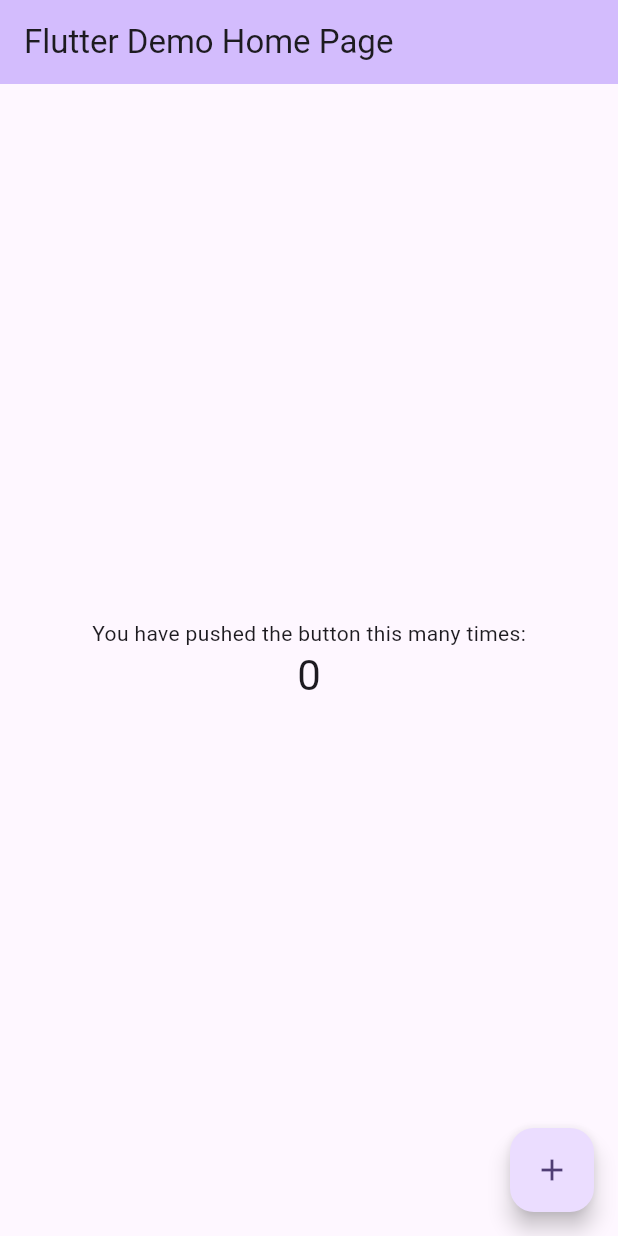
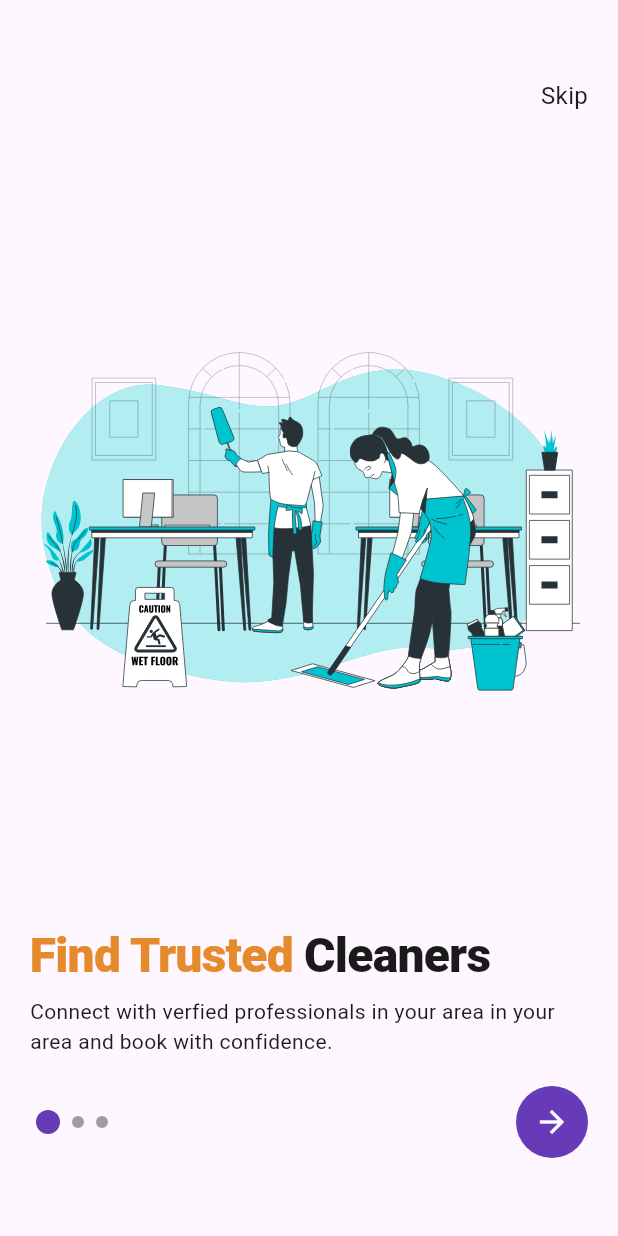
Before and after one commit to MillieNakiganda/breezy_app, a Flutter app: the screen it shows after launch, on a phone screen of 412 x 824 dp. Run offline on Flutter 3.47's test engine with Material 3 defaults, Android fonts, the phone set to English and light mode, and no system bars; our stand-ins replace firebase_core, flutter_svg; accounts and stored records are empty.

Commit message:
BR-012 create onboarding screens

```diff
--- /dev/null
+++ b/breezy/lib/core/utils/images.dart
@@ -0,0 +1,10 @@
+class Images {
+  Images._();
+
+  static const String onboardingCleanersIllustration =
+      'assets/images/cleaners.svg';
+  static const String onboardingReviewedCleanersIllustration =
+      'assets/images/reviewed_cleaners.svg';
+  static const String onboardingTranparentPricingIllustration =
+      'assets/images/transparent_pricing.svg';
+}
--- a/breezy/lib/main.dart
+++ b/breezy/lib/main.dart
@@ -1,4 +1,6 @@
 import 'package:flutter/material.dart';
+
+import 'onboarding/presentation/views/onboarding_view.dart';
 
 void main() {
   runApp(const MyApp());
@@ -13,110 +15,10 @@ class MyApp extends StatelessWidget {
     return MaterialApp(
       title: 'Flutter Demo',
       theme: ThemeData(
-        // This is the theme of your application.
-        //
-        // TRY THIS: Try running your application with "flutter run". You'll see
-        // the application has a purple toolbar. Then, without quitting the app,
-        // try changing the seedColor in the colorScheme below to Colors.green
-        // and then invoke "hot reload" (save your changes or press the "hot
-        // reload" button in a Flutter-supported IDE, or press "r" if you used
-        // the command line to start the app).
-        //
-        // Notice that the counter didn't reset back to zero; the application
-        // state is not lost during the reload. To reset the state, use hot
-        // restart instead.
-        //
-        // This works for code too, not just values: Most code changes can be
-        // tested with just a hot reload.
+        useMaterial3: true,
         colorScheme: .fromSeed(seedColor: Colors.deepPurple),
       ),
-      home: const MyHomePage(title: 'Flutter Demo Home Page'),
+      home: OnboardingView(),
     );
   }
 }
-
-class MyHomePage extends StatefulWidget {
-  const MyHomePage({super.key, required this.title});
-
-  // This widget is the home page of your application. It is stateful, meaning
-  // that it has a State object (defined below) that contains fields that affect
-  // how it looks.
-
-  // This class is the configuration for the state. It holds the values (in this
-  // case the title) provided by the parent (in this case the App widget) and
-  // used by the build method of the State. Fields in a Widget subclass are
-  // always marked "final".
-
-  final String title;
-
-  @override
-  State<MyHomePage> createState() => _MyHomePageState();
-}
-
-class _MyHomePageState extends State<MyHomePage> {
-  int _counter = 0;
-
-  void _incrementCounter() {
-    setState(() {
-      // This call to setState tells the Flutter framework that something has
-      // changed in this State, which causes it to rerun the build method below
-      // so that the display can reflect the updated values. If we changed
-      // _counter without calling setState(), then the build method would not be
-      // called again, and so nothing would appear to happen.
-      _counter++;
-    });
-  }
-
-  @override
-  Widget build(BuildContext context) {
-    // This method is rerun every time setState is called, for instance as done
-    // by the _incrementCounter method above.
-    //
-    // The Flutter framework has been optimized to make rerunning build methods
-    // fast, so that you can just rebuild anything that needs updating rather
-    // than having to individually change instances of widgets.
-    return Scaffold(
-      appBar: AppBar(
-        // TRY THIS: Try changing the color here to a specific color (to
-        // Colors.amber, perhaps?) and trigger a hot reload to see the AppBar
-        // change color while the other colors stay the same.
-        backgroundColor: Theme.of(context).colorScheme.inversePrimary,
-        // Here we take the value from the MyHomePage object that was created by
-        // the App.build method, and use it to set our appbar title.
-        title: Text(widget.title),
-      ),
-      body: Center(
-        // Center is a layout widget. It takes a single child and positions it
-        // in the middle of the parent.
-        child: Column(
-          // Column is also a layout widget. It takes a list of children and
-          // arranges them vertically. By default, it sizes itself to fit its
-          // children horizontally, and tries to be as tall as its parent.
-          //
-          // Column has various properties to control how it sizes itself and
-          // how it positions its children. Here we use mainAxisAlignment to
-          // center the children vertically; the main axis here is the vertical
-          // axis because Columns are vertical (the cross axis would be
-          // horizontal).
-          //
-          // TRY THIS: Invoke "debug painting" (choose the "Toggle Debug Paint"
-          // action in the IDE, or press "p" in the console), to see the
-          // wireframe for each widget.
-          mainAxisAlignment: .center,
-          children: [
-            const Text('You have pushed the button this many times:'),
-            Text(
-              '$_counter',
-              style: Theme.of(context).textTheme.headlineMedium,
-            ),
-          ],
-        ),
-      ),
-      floatingActionButton: FloatingActionButton(
-        onPressed: _incrementCounter,
-        tooltip: 'Increment',
-        child: const Icon(Icons.add),
-      ),
-    );
-  }
-}
--- /dev/null
+++ b/breezy/lib/onboarding/domain/onboarding_item.dart
@@ -0,0 +1,53 @@
+import '../../core/utils/images.dart';
+
+class OnboardingTitlePart {
+  final String text;
+  final bool highlighted;
+
+  const OnboardingTitlePart({required this.text, this.highlighted = false});
+}
+
+class OnboardingItem {
+  final List<OnboardingTitlePart> titleParts;
+  final String description;
+  final String imagePath;
+
+  OnboardingItem({
+    required this.titleParts,
+    required this.description,
+    required this.imagePath,
+  });
+}
+
+List<OnboardingItem> onboardingItems = [
+  OnboardingItem(
+    titleParts: [
+      OnboardingTitlePart(text: 'Find ', highlighted: true),
+      OnboardingTitlePart(text: 'Trusted', highlighted: true),
+      const OnboardingTitlePart(text: ' Cleaners'),
+    ],
+    description:
+        'Connect with verfied professionals in your area in your area and book with confidence.',
+    imagePath: Images.onboardingCleanersIllustration,
+  ),
+
+  OnboardingItem(
+    titleParts: [
+      OnboardingTitlePart(text: 'Transparent', highlighted: true),
+      const OnboardingTitlePart(text: ' Pricing'),
+    ],
+    description:
+        'No hidden fees, no surprises. Just clear, upfront pricing for all our services before you book.',
+    imagePath: Images.onboardingTranparentPricingIllustration,
+  ),
+  OnboardingItem(
+    titleParts: [
+      const OnboardingTitlePart(text: 'Top '),
+      OnboardingTitlePart(text: 'Verified ', highlighted: true),
+      OnboardingTitlePart(text: 'Reviews', highlighted: true),
+    ],
+    description:
+        'Every Breezy cleaner goes through identity verification and is approved by our team before they ever step into your home.',
+    imagePath: Images.onboardingReviewedCleanersIllustration,
+  ),
+];
--- /dev/null
+++ b/breezy/lib/onboarding/presentation/components/onboarding_widget.dart
@@ -0,0 +1,96 @@
+import 'package:flutter/material.dart';
+import 'package:flutter_svg/svg.dart';
+
+import '../../domain/onboarding_item.dart';
+
+class OnboardingWidget extends StatelessWidget {
+  const OnboardingWidget({
+    super.key,
+    required this.description,
+    required this.imagePath,
+    required this.titleParts,
+    required this.index,
+  });
+
+  final String imagePath;
+  final String description;
+  final List<OnboardingTitlePart> titleParts;
+  final int index;
+
+  static const Color highlightColor = Color(0xFFE68A2E);
+  static const Color normalColor = Color(0xFF1A1A1A);
+
+  @override
+  Widget build(BuildContext context) {
+    return Column(
+      crossAxisAlignment: CrossAxisAlignment.start,
+      mainAxisAlignment: MainAxisAlignment.start,
+      children: [
+        const Align(
+          alignment: Alignment.centerRight,
+          child: Text('Skip', style: TextStyle(fontSize: 16)),
+        ),
+        if (index == 1) ...[
+          SizedBox(height: 60),
+          TitleDescriptionWidget(
+            titleParts: titleParts,
+            description: description,
+          ),
+          Expanded(flex: 2, child: SvgPicture.asset(imagePath)),
+        ] else ...[
+          Expanded(flex: 2, child: SvgPicture.asset(imagePath)),
+          TitleDescriptionWidget(
+            titleParts: titleParts,
+            description: description,
+          ),
+        ],
+      ],
+    );
+  }
+}
+
+class TitleDescriptionWidget extends StatelessWidget {
+  const TitleDescriptionWidget({
+    super.key,
+    required this.titleParts,
+    required this.description,
+  });
+
+  final List<OnboardingTitlePart> titleParts;
+  final String description;
+
+  static const Color highlightColor = Color(0xFFE68A2E);
+  static const Color normalColor = Color(0xFF1A1A1A);
+
+  @override
+  Widget build(BuildContext context) {
+    return Column(
+      crossAxisAlignment: CrossAxisAlignment.start,
+      children: [
+        RichText(
+          text: TextSpan(
+            style: const TextStyle(
+              fontSize: 32,
+              height: 1.15,
+              fontWeight: FontWeight.w800,
+              letterSpacing: -0.5,
+              color: normalColor,
+            ),
+            children: titleParts
+                .map(
+                  (part) => TextSpan(
+                    text: part.text,
+                    style: TextStyle(
+                      color: part.highlighted ? highlightColor : normalColor,
+                    ),
+                  ),
+                )
+                .toList(),
+          ),
+        ),
+        const SizedBox(height: 8),
+        Text(description),
+      ],
+    );
+  }
+}
--- /dev/null
+++ b/breezy/lib/onboarding/presentation/views/onboarding_view.dart
@@ -0,0 +1,104 @@
+import 'package:flutter/material.dart';
+
+import '../../domain/onboarding_item.dart';
+import '../components/onboarding_widget.dart';
+
+class OnboardingView extends StatefulWidget {
+  const OnboardingView({super.key});
+
+  @override
+  State<OnboardingView> createState() => _OnboardingViewState();
+}
+
+class _OnboardingViewState extends State<OnboardingView> {
+  final PageController pageController = PageController();
+  int currentPage = 0;
+
+  @override
+  void dispose() {
+    pageController.dispose();
+    super.dispose();
+  }
+
+  void goToNextPage() {
+    if (currentPage >= onboardingItems.length - 1) return;
+
+    pageController.nextPage(
+      duration: const Duration(milliseconds: 300),
+      curve: Curves.easeInOut,
+    );
+  }
+
+  @override
+  Widget build(BuildContext context) {
+    return Scaffold(
+      body: Padding(
+        padding: const EdgeInsets.symmetric(vertical: 52.0, horizontal: 20),
+        child: Column(
+          children: [
+            Flexible(
+              child: PageView.builder(
+                controller: pageController,
+                itemCount: onboardingItems.length,
+                onPageChanged: (index) {
+                  setState(() {
+                    currentPage = index;
+                  });
+                },
+                itemBuilder: (context, index) {
+                  final item = onboardingItems[index];
+                  return OnboardingWidget(
+                    imagePath: item.imagePath,
+                    titleParts: item.titleParts,
+                    description: item.description,
+                    index: index,
+                  );
+                },
+              ),
+            ),
+            const SizedBox(height: 20),
+            Row(
+              children: [
+                Row(
+                  mainAxisAlignment: MainAxisAlignment.start,
+                  children: List.generate(onboardingItems.length, (index) {
+                    return AnimatedContainer(
+                      duration: const Duration(milliseconds: 300),
+                      margin: const EdgeInsets.symmetric(horizontal: 4),
+                      width: index == currentPage ? 16 : 8,
+                      height: index == currentPage ? 16 : 8,
+                      decoration: BoxDecoration(
+                        shape: BoxShape.circle,
+                        color: index == currentPage
+                            ? Colors.deepPurple
+                            : Colors.grey,
+                      ),
+                    );
+                  }),
+                ),
+                const Spacer(),
+                GestureDetector(
+                  onTap: goToNextPage,
+                  child: Container(
+                    decoration: const BoxDecoration(
+                      color: Colors.deepPurple,
+                      shape: BoxShape.circle,
+                    ),
+                    child: const Padding(
+                      padding: EdgeInsets.all(12.0),
+                      child: Icon(
+                        Icons.arrow_forward,
+                        color: Colors.white,
+                        size: 24,
+                      ),
+                    ),
+                  ),
+                ),
+              ],
+            ),
+          ],
+        ),
+      ),
+    );
+  }
+}
--- a/breezy/pubspec.yaml
+++ b/breezy/pubspec.yaml
@@ -35,6 +35,7 @@ dependencies:
   # Use with the CupertinoIcons class for iOS style icons.
   cupertino_icons: ^1.0.8
   firebase_core: ^4.9.0
+  flutter_svg: ^2.3.0
 
 dev_dependencies:
   flutter_test:
@@ -59,7 +60,8 @@ flutter:
   uses-material-design: true
 
   # To add assets to your application, add an assets section, like this:
-  # assets:
+  assets:
+    - assets/images/
   #   - images/a_dot_burr.jpeg
   #   - images/a_dot_ham.jpeg
 
```
Also changed, not shown: breezy/assets/images/cleaners.svg (added), breezy/assets/images/reviewed_cleaners.svg (added), breezy/assets/images/transparent_pricing.svg (added), breezy/pubspec.lock, 12 other files.
